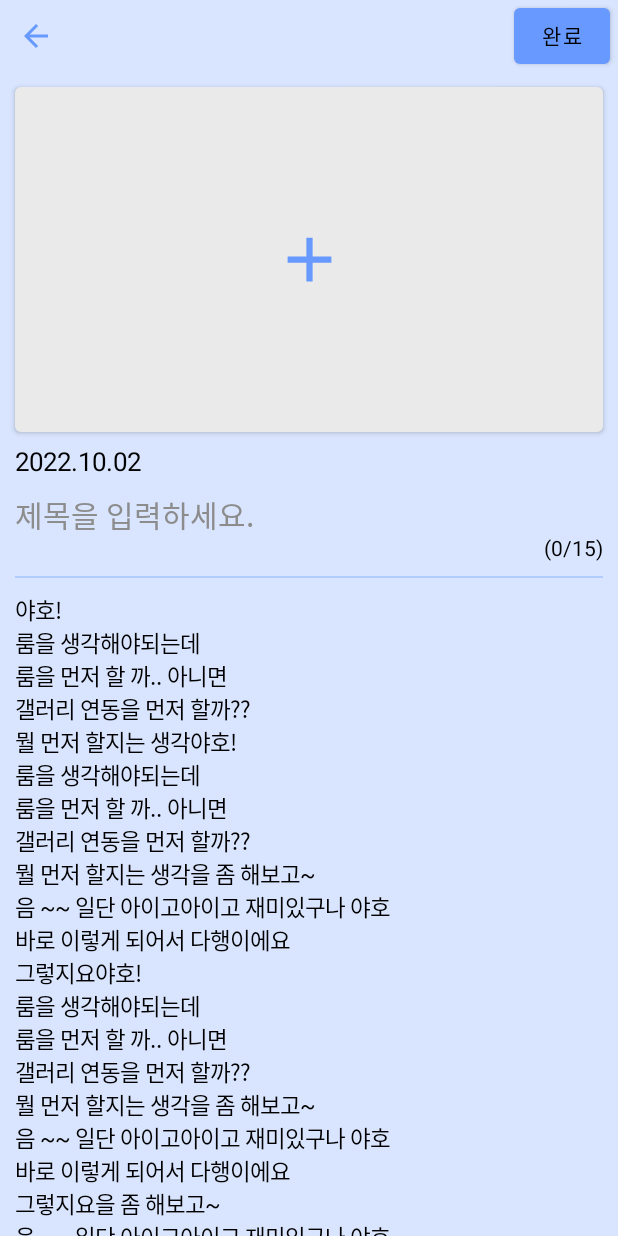
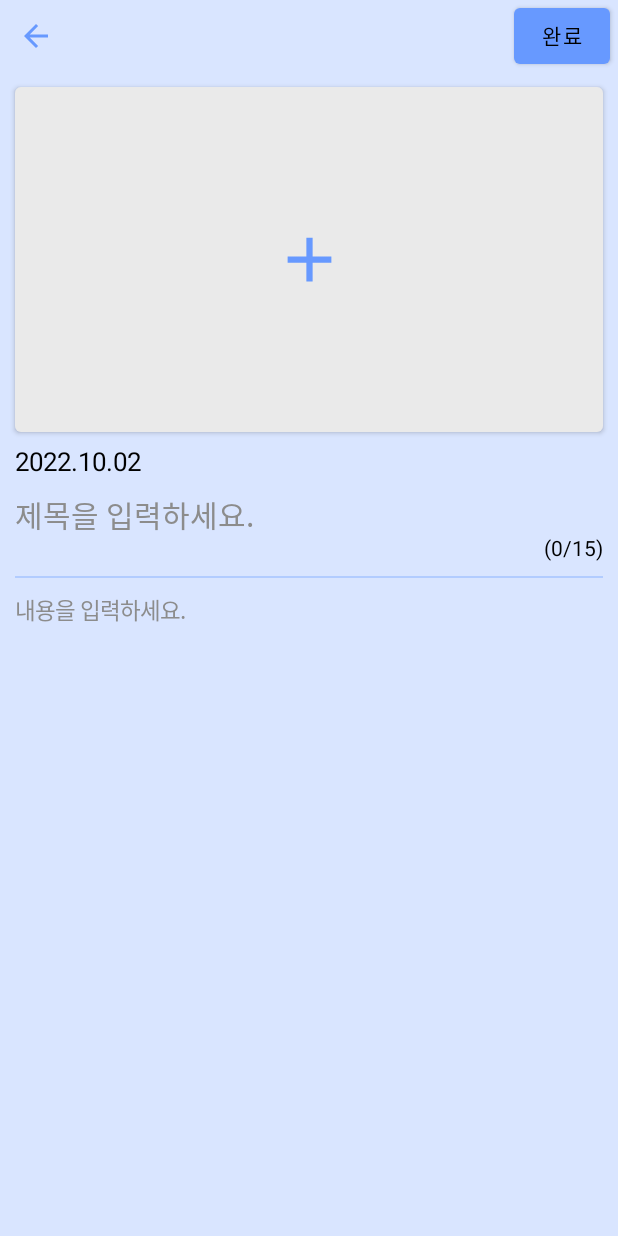
Before and after one commit to sujin22/OdongDiary, an Android app built with Jetpack Compose: the WriteDiaryScreen screen opened through its navigation route, on a phone screen of 412 x 824 dp. Run offline under Robolectric (Android 15) with nearby library versions, the phone set to English and light mode, and no system bars; 2 statements that could not run were skipped.

Commit message:
feat: Diary add, edit, remove 구현(without Room)

```diff
--- a/app/build.gradle
+++ b/app/build.gradle
@@ -1,6 +1,7 @@
 plugins {
     id 'com.android.application'
     id 'org.jetbrains.kotlin.android'
+    id 'kotlin-kapt'
 }
 
 android {
@@ -68,4 +69,8 @@ dependencies {
 
     //ViewModel
     implementation "androidx.lifecycle:lifecycle-viewmodel-compose:2.5.1"
+
+    //Room
+    implementation 'androidx.room:room-runtime:2.2.6'
+    kapt 'androidx.room:room-compiler:2.2.6'
 }
--- a/app/src/main/java/com/example/owndiary/MainActivity.kt
+++ b/app/src/main/java/com/example/owndiary/MainActivity.kt
@@ -1,25 +1,22 @@
 package com.example.owndiary
 
-import android.graphics.Paint.Align
+import android.graphics.Bitmap
+import android.graphics.BitmapFactory
+import android.net.Uri
 import android.os.Bundle
-import android.text.style.UnderlineSpan
 import android.util.Log
-import android.view.View
 import android.view.WindowManager
 import androidx.activity.ComponentActivity
 import androidx.activity.compose.BackHandler
+import androidx.activity.compose.rememberLauncherForActivityResult
 import androidx.activity.compose.setContent
+import androidx.activity.result.contract.ActivityResultContracts
 import androidx.compose.foundation.*
-import androidx.compose.foundation.gestures.ScrollableState
 import androidx.compose.foundation.gestures.detectTapGestures
-import androidx.compose.foundation.gestures.scrollable
 import androidx.compose.foundation.layout.*
 import androidx.compose.foundation.lazy.*
-import androidx.compose.foundation.shape.CircleShape
 import androidx.compose.foundation.shape.RoundedCornerShape
 import androidx.compose.foundation.text.BasicTextField
-import androidx.compose.foundation.text.KeyboardActions
-import androidx.compose.foundation.text.KeyboardOptions
 import androidx.compose.material.*
 import androidx.compose.material.icons.Icons
 import androidx.compose.material.icons.filled.*
@@ -29,33 +26,62 @@ import androidx.compose.ui.Alignment
 import androidx.compose.ui.Modifier
 import androidx.compose.ui.focus.FocusDirection
 import androidx.compose.ui.graphics.Color
-import androidx.compose.ui.graphics.RectangleShape
 import androidx.compose.ui.input.pointer.pointerInput
 import androidx.compose.ui.layout.ContentScale
+import androidx.compose.ui.platform.LocalContext
 import androidx.compose.ui.platform.LocalFocusManager
-import androidx.compose.ui.res.colorResource
 import androidx.compose.ui.res.painterResource
-import androidx.compose.ui.text.TextRange
 import androidx.compose.ui.text.TextStyle
 import androidx.compose.ui.text.font.FontWeight
-import androidx.compose.ui.text.input.ImeAction
-import androidx.compose.ui.text.input.TextFieldValue
-import androidx.compose.ui.text.input.VisualTransformation
 import androidx.compose.ui.text.style.TextAlign
-import androidx.compose.ui.tooling.preview.Preview
 import androidx.compose.ui.unit.dp
 import androidx.compose.ui.unit.sp
 import androidx.navigation.NavController
 import androidx.navigation.compose.NavHost
 import androidx.navigation.compose.composable
 import androidx.navigation.compose.rememberNavController
+import com.example.owndiary.model.Diary
 import com.example.owndiary.ui.theme.*
 
 import kotlinx.coroutines.CoroutineScope
-import kotlinx.coroutines.coroutineScope
 import kotlinx.coroutines.launch
+import java.time.LocalDateTime
+import java.time.format.DateTimeFormatter
 
 class MainActivity : ComponentActivity() {
+    companion object {
+        const val REVIEW_MIN_LENGTH = 10
+
+        //갤러리 권한 요청
+        const val REQ_GALLERY = 1
+
+        //API 호출시 Paremeter key값
+        const val PARAM_KEY_IMAGE = "image"
+        const val PARAM_KEY_PRODUCT_ID = "product_id"
+        const val PARAM_KEY_REVIEW = "review_content"
+        const val PARAM_KEY_RATING = "rating"
+    }
+    /*
+    private val imageResult = registerForActivityResult(
+        ActivityResultContracts.StartActivityForResult()){ result ->
+        if(result.resultCode == RESULT_OK){
+            //이미지를 받으면 ImageView에 적용한다.
+            val imageUri = result.data?.data
+            imageUri?.let{
+                //서버 업로드를 위해 파일 형태로 변환한다.
+                imageFile = File(getRealPathFromURI(it))
+
+                //이미지를 불러온다
+                Glide.with(this)
+                    .load(imageUri)
+                    .fitCenter()
+                    .apply(RequestOptions().override(500,500))
+                    .into(binding.writeReviewLayout.addImageBtn)
+            }
+        }
+    }
+    */
+
     @OptIn(ExperimentalMaterialApi::class)
     override fun onCreate(savedInstanceState: Bundle?) {
         super.onCreate(savedInstanceState)
@@ -69,6 +95,10 @@ class MainActivity : ComponentActivity() {
             val coroutineScope = rememberCoroutineScope()
 
             val navController = rememberNavController()
+
+            var diaryList = remember{
+                mutableStateListOf<Diary>()
+            }
 
             NavHost(
                 navController = navController,
@@ -88,14 +118,44 @@ class MainActivity : ComponentActivity() {
                             scaffoldState = scaffoldState,
                             content = { padding ->  // We need to pass scaffold's inner padding to content. That's why we use Box.
                                 Box(modifier = Modifier.padding(padding)) {
-                                    HomeScreen(coroutineScope, modalBottomSheetState, navController)
+
+                                    HomeScreen(
+                                        diaryList,
+                                        coroutineScope, modalBottomSheetState, navController
+                                    )
                                 }
                             }
                         )
                     }
                 }
                 composable("new_diary") {
-                    NewDiaryScreen(navController)
+                    WriteDiaryScreen(
+                        onAddDiary = {
+                            diaryList.add(it)
+                        },
+                        isNew = true,
+                        navController = navController
+                    )
+                }
+                composable("detail_diary/{index}") {backStackEntry ->
+                    val indexStr = backStackEntry.arguments?.getString("index") ?:"-1"
+                    val index = indexStr.toInt();
+                    Log.e("ImageCard_Clicked", "Index is $index")
+
+                    //remove했을 때 recomposition되어 title, content, date index 접근에서 outOfBounds 에러 발생
+                    //-> 쿼리 적용 전, 임시 방편으로 예외 처리 해주었음
+                    //TODO: 쿼리 적용 후, list 수정에 따른 리컴포지션으로 수정할 것
+                    WriteDiaryScreen(
+                        diary = if(index<diaryList.size) diaryList[index] else null,
+                        onRemoveDiary = {
+                            diaryList.removeAt(index)
+                        },
+                        onEditDiary = {diary ->
+                            diaryList[index] =  diary
+                        },
+                        isNew = false,
+                        navController = navController
+                    )
                 }
             }
 
@@ -111,20 +171,21 @@ class MainActivity : ComponentActivity() {
 @OptIn(ExperimentalFoundationApi::class, ExperimentalMaterialApi::class)
 @Composable
 fun HomeScreen(
+    notes: List<Diary>,
     coroutineScope: CoroutineScope,
     modalBottomSheetState: ModalBottomSheetState,
     navController: NavController
 ) {
-    var diaryList = rememberSaveable {
-        mutableListOf(
-            DiaryItem(R.drawable.poster, "2022.09.23", "이건 내가 정말 좋아하는 영화인 어바웃타임의 포스터!!!", false),
-            DiaryItem(R.drawable.poster, "2022.09.23", "이건 내가 정말 좋아하는 영화인 어바웃타임의 포스터!!!", false),
-            DiaryItem(R.drawable.poster, "2022.09.23", "이건 내가 정말 좋아하는 영화인 어바웃타임의 포스터!!!", false),
-            DiaryItem(R.drawable.poster, "2022.09.23", "이건 내가 정말 좋아하는 영화인 어바웃타임의 포스터!!!", false),
-            DiaryItem(R.drawable.poster, "2022.09.23", "이건 내가 정말 좋아하는 영화인 어바웃타임의 포스터!!!", false),
-            DiaryItem(R.drawable.poster, "2022.09.23", "이건 내가 정말 좋아하는 영화인 어바웃타임의 포스터!!!", false),
-            DiaryItem(R.drawable.poster, "2022.09.23", "이건 내가 정말 좋아하는 영화인 어바웃타임의 포스터!!!", false),
-        )
+    //For Gallery
+    val context = LocalContext.current
+    val activity = LocalContext.current as MainActivity
+
+    val launcher = rememberLauncherForActivityResult(
+        ActivityResultContracts.StartActivityForResult()
+    ) {
+        when (it.resultCode) {
+
+        }
     }
     Scaffold(
         floatingActionButton = {
@@ -153,19 +214,19 @@ fun HomeScreen(
             LazyVerticalGrid(
                 cells = GridCells.Fixed(2),
             ) {
-                itemsIndexed(
-                    diaryList
-                ) { index, item ->
+                itemsIndexed(notes) { index, item ->
                     ImageCard(
-                        content = item.text,
-                        favorite = item.isFavorite
+                        diary = item,
+                        onDiaryClicked = {
+                            Log.e("ImageCard_Clicked", "Yes It Click $index")
+                            navController.navigate("detail_diary/$index")
+                        }
                     )
                 }
             }
 
         }
     }
-
 }
 
 @OptIn(ExperimentalMaterialApi::class)
@@ -223,13 +284,14 @@ fun TopBar(coroutineScope: CoroutineScope, modalBottomSheetState: ModalBottomShe
     }
 }
 
+@OptIn(ExperimentalMaterialApi::class)
 @Composable
 fun ImageCard(
-    content: String,
-    favorite: Boolean,
+    diary: Diary,
+    onDiaryClicked:() -> Unit,
 ) {
     var isFavorite by rememberSaveable {
-        mutableStateOf(favorite)
+        mutableStateOf(diary.isFavorite)
     }
     val onTabFavorite: (Boolean) -> Unit = { favorite ->
         isFavorite = favorite
@@ -238,10 +300,14 @@ fun ImageCard(
         modifier = Modifier
             .fillMaxWidth(0.5f)
             .padding(10.dp)
-            .wrapContentHeight(Alignment.CenterVertically),
+            .wrapContentHeight(Alignment.CenterVertically)
+            .clickable {},
         shape = RoundedCornerShape(8.dp),
         elevation = 5.dp,
-        backgroundColor = Blue.middle
+        backgroundColor = Blue.middle,
+        onClick = {
+            onDiaryClicked()
+        }
     ) {
         Column(
             modifier = Modifier
@@ -252,11 +318,13 @@ fun ImageCard(
                     .height(130.dp),
                 contentAlignment = Alignment.Center
             ) {
+                //Image area
                 Image(
                     painterResource(id = R.drawable.poster),
                     contentDescription = "image",
                     contentScale = ContentScale.Crop,
                 )
+                //Favorite area
                 Box(
                     modifier = Modifier.fillMaxSize(),
                     contentAlignment = Alignment.TopEnd,
@@ -273,14 +341,24 @@ fun ImageCard(
                     }
                 }
             }
+            //Date Area
             Text(
                 modifier = Modifier
-                    .padding(0.dp, 5.dp),
-                text = "2022.09.23",
+                    .padding(vertical = 5.dp),
+                text = diary.date.format(DateTimeFormatter.ofPattern("yyyy.MM.dd EEE")),
                 fontSize = 12.sp,
             )
+            //Title Area
             Text(
-                text = content,
+                modifier = Modifier
+                    .padding(bottom = 5.dp),
+                text = diary.title,
+                fontSize = 12.sp,
+            )
+
+            //Content Area
+            Text(
+                text = diary.content,
                 fontSize = 12.sp,
                 maxLines = 2,
             )
@@ -422,13 +500,30 @@ fun PaletteCard() {
     }
 }
 
-//Preview 없앨 때 defaultParameter 지우기
-@Preview
+
 @Composable
-fun NewDiaryScreen(navController: NavController = rememberNavController()) {
-    var isEditState by remember { mutableStateOf(true) }
-    var isImageLoaded by remember { mutableStateOf(false) }
+fun WriteDiaryScreen(
+    navController: NavController,
+    isNew: Boolean,
+    diary: Diary? = null,
+//    diaryImage: Bitmap? = null,
+//    diaryTitle: String = "",
+//    diaryContent: String = "",
+//    diaryDate: LocalDateTime = LocalDateTime.now(),
+    onAddDiary: (Diary) -> Unit = {},
+    onRemoveDiary: () -> Unit = {},
+    onEditDiary: (Diary) -> Unit = {},
+) {
+    var isEditState by remember { mutableStateOf(isNew)}
+    var isImageLoaded by remember { mutableStateOf(!isNew) }
     val focusManager = LocalFocusManager.current
+
+    val (title, setTitle) = remember {
+        mutableStateOf(diary?.title?:"")
+    }
+    val (content, setContent) = remember {
+        mutableStateOf(diary?.content?:"")
+    }
 
     Column(
         modifier = Modifier
@@ -437,8 +532,7 @@ fun NewDiaryScreen(navController: NavController = rememberNavController()) {
             .pointerInput(Unit) {
                 detectTapGestures(onTap = {
                     focusManager.clearFocus()
-                }
-                )
+                })
             },
 
         horizontalAlignment = Alignment.Start,
@@ -465,9 +559,27 @@ fun NewDiaryScreen(navController: NavController = rememberNavController()) {
                 Button(
                     modifier = Modifier.padding(horizontal = 5.dp),
                     onClick = {
-                        isEditState = false
-                        focusManager.clearFocus()
-                        /*TODO: 내용 저장하기*/
+                        //HomeScreen 리스트에 내용 저장하기
+                        if(isNew){
+                            //add
+                            onAddDiary(
+                                Diary(
+                                    image = diary?.image,
+                                    title = title,
+                                    content = content,
+                                )
+                            )
+                        }else{
+                            //edit
+                            onEditDiary(
+                                Diary(
+                                    image = diary?.image,
+                                    title = title,
+                                    content = content,
+                                )
+                            )
+                        }
+                        navController.navigateUp()  //뒤로가기
                     },
                     colors = ButtonDefaults.buttonColors(backgroundColor = Blue.heavy)
                 ) {
@@ -481,6 +593,10 @@ fun NewDiaryScreen(navController: NavController = rememberNavController()) {
                             .width(40.dp),
                         onClick = {
                             /*TODO: 이 일기 삭제하기*/
+//                                  id로 삭제하는 쿼리로 수정
+//                                  onRemoveDiary(diary.id)
+                                  onRemoveDiary()
+                            navController.navigateUp()  //뒤로가기
                         },
                         colors = ButtonDefaults.buttonColors(backgroundColor = Blue.middle),
                         contentPadding = PaddingValues(0.dp)
@@ -547,9 +663,6 @@ fun NewDiaryScreen(navController: NavController = rememberNavController()) {
         )
 
         //Title Area
-        val (title, setTitle) = remember {
-            mutableStateOf("")
-        }
         val maxChar = 15
 
         BasicTextField(
@@ -600,49 +713,17 @@ fun NewDiaryScreen(navController: NavController = rememberNavController()) {
             modifier = Modifier.padding(start = 10.dp, end = 10.dp, bottom = 10.dp)
         )
 
-        //Context Area
-        val (context, setContext) = remember {
-            mutableStateOf("야호!\n" +
-                    "룸을 생각해야되는데\n" +
-                    "룸을 먼저 할 까.. 아니면\n" +
-                    "갤러리 연동을 먼저 할까??\n" +
-                    "뭘 먼저 할지는 생각야호!\n" +
-                    "룸을 생각해야되는데\n" +
-                    "룸을 먼저 할 까.. 아니면\n" +
-                    "갤러리 연동을 먼저 할까??\n" +
-                    "뭘 먼저 할지는 생각을 좀 해보고~\n" +
-                    "음 ~~ 일단 아이고아이고 재미있구나 야호\n" +
-                    "바로 이렇게 되어서 다행이에요\n" +
-                    "그렇지요야호!\n" +
-                    "룸을 생각해야되는데\n" +
-                    "룸을 먼저 할 까.. 아니면\n" +
-                    "갤러리 연동을 먼저 할까??\n" +
-                    "뭘 먼저 할지는 생각을 좀 해보고~\n" +
-                    "음 ~~ 일단 아이고아이고 재미있구나 야호\n" +
-                    "바로 이렇게 되어서 다행이에요\n" +
-                    "그렇지요을 좀 해보고~\n" +
-                    "음 ~~ 일단 아이고아이고 재미있구나 야호\n" +
-                    "바로 이렇게 되어서 다행이에요\n" +
-                    "그렇지요야호!\n" +
-                    "룸을 생각해야되는데\n" +
-                    "룸을 먼저 할 까.. 아니면\n" +
-                    "갤러리 연동을 먼저 할까??\n" +
-                    "뭘 먼저 할지는 생각을 좀 해보고~\n" +
-                    "음 ~~ 일단 아이고아이고 재미있구나 야호\n" +
-                    "바로 이렇게 되어서 다행이에요\n" +
-                    "그렇지요")
-        }
-
+        //Content Area
         BasicTextField(
-            value = context,
-            onValueChange = setContext,
+            value = content,
+            onValueChange = setContent,
             modifier = Modifier
                 .weight(1f)
                 .padding(horizontal = 10.dp)
                 .verticalScroll(rememberScrollState()),
             textStyle = TextStyle(fontSize = 15.sp),
             decorationBox = { innerTextField ->
-                if (context.isEmpty()) {
+                if (content.isEmpty()) {
                     Text(
                         text = "내용을 입력하세요.",
                         color = DarkGray,
@@ -655,3 +736,13 @@ fun NewDiaryScreen(navController: NavController = rememberNavController()) {
         )
     }
 }
+
+private fun setImageBitmap(uri: Uri) {
+//    val bitmap = if(Build.VERSION.SDK_INT >= Build.VERSION_CODES.P){
+//        ImageDecoder.decodeBitmap(
+//            ImageDecoder.createSource(contentResolver, uri)
+//        )
+//    }else{
+//        MediaStore.Images.Media.getBitmap(contentResolver, uri)
+//    }
+}
```
Also changed, not shown: app/src/main/java/com/example/owndiary/data/DiaryDao.kt (added, +34 -0 lines), app/src/main/java/com/example/owndiary/data/DiaryDataSource.kt (added, +27 -0 lines), app/src/main/java/com/example/owndiary/data/DiaryRoomDatabase.kt (added, +12 -0 lines), app/src/main/java/com/example/owndiary/data/RoomTypeConverter.kt (added, +21 -0 lines), app/src/main/java/com/example/owndiary/model/Diary.kt (added, +17 -0 lines).
